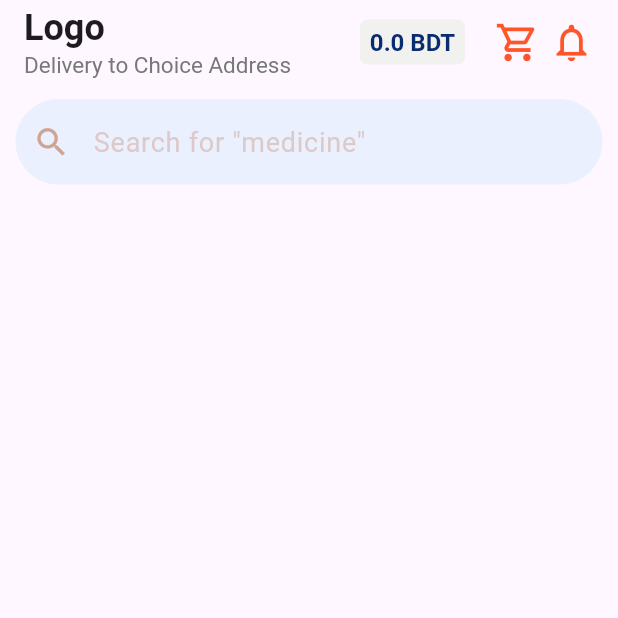
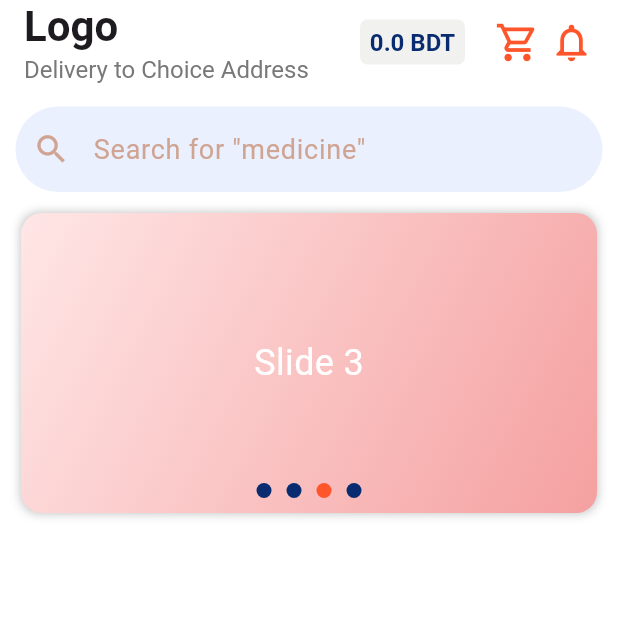
Before and after one commit to mostafizur-crypto/pharmacy_task, a Flutter app: the screen it shows after launch, on a phone screen of 412 x 824 dp, the top half of it. Run offline on Flutter 3.47's test engine with Material 3 defaults, Android fonts, the light colour scheme and no system bars.

Commit message:
slide section update

```diff
--- a/lib/color_section/color.dart
+++ b/lib/color_section/color.dart
@@ -1,6 +1,7 @@
 import 'package:flutter/material.dart';
 
 class AppColors {
+  static const Color appColor = Color(0xFFFFFFFF);
   static const Color iconColor = Color(0xFFFF552B);
   static const Color textColor = Color(0xFF092C71);
   static const Color textColor2 = Color(0xFFD0A493);
--- a/lib/home_page/home.dart
+++ b/lib/home_page/home.dart
@@ -2,16 +2,25 @@ import 'package:flutter/material.dart';
 import 'package:pharmacy_task/color_section/color.dart';
 import 'package:pharmacy_task/model/cartModel.dart';
 import 'package:pharmacy_task/widget/search_section.dart';
+import 'package:pharmacy_task/widget/slide_section.dart';
 import 'package:provider/provider.dart';
 
 class HomePage extends StatelessWidget {
   const HomePage({super.key});
-
+  final String jsonData = '''
+    [
+      {"title": "Slide 1", "color": "#F5A9B8"},
+      {"title": "Slide 2", "color": "#B0E0E6"},
+      {"title": "Slide 3", "color": "#F0E68C"}
+    ]
+  ''';
   @override
   Widget build(BuildContext context) {
     final cartModel = Provider.of<CartModel>(context);
     return Scaffold(
+      backgroundColor: AppColors.appColor,
       appBar: AppBar(
+        backgroundColor: AppColors.appColor,
         title: Row(
           children: [
             const Column(
@@ -19,11 +28,11 @@ class HomePage extends StatelessWidget {
               children: [
                 Text(
                   'Logo',
-                  style: TextStyle(fontWeight: FontWeight.bold, fontSize: 24),
+                  style: TextStyle(fontWeight: FontWeight.bold, fontSize: 28),
                 ),
                 Text(
                   'Delivery to Choice Address',
-                  style: TextStyle(fontSize: 15, color: AppColors.greyColor),
+                  style: TextStyle(fontSize: 16, color: AppColors.greyColor),
                 ),
               ],
             ),
@@ -55,20 +64,23 @@ class HomePage extends StatelessWidget {
           ],
         ),
       ),
-      body: Container(
-          child: Row(
-        mainAxisAlignment: MainAxisAlignment.center,
+      body: Column(
+        mainAxisAlignment: MainAxisAlignment.start,
+        crossAxisAlignment: CrossAxisAlignment.center,
         children: [
+          //MARK:Search widget
           Padding(
-            padding: const EdgeInsets.only(top: 10),
+            padding: const EdgeInsets.only(top: 15),
             child: SearchWidget(
               controller: TextEditingController(),
               hintText: 'Search for "medicine"',
               onChanged: (text) {},
             ),
           ),
+          //MARK: Slide widget
+          const SlideSection(),
         ],
-      )),
+      ),
     );
   }
 }
--- a/lib/main.dart
+++ b/lib/main.dart
@@ -1,7 +1,7 @@
 import 'package:flutter/material.dart';
+import 'package:provider/provider.dart';
 import 'package:pharmacy_task/home_page/home.dart';
 import 'package:pharmacy_task/model/cartModel.dart';
-import 'package:provider/provider.dart';
 
 void main() {
   runApp(
@@ -18,7 +18,6 @@ class MyApp extends StatelessWidget {
   @override
   Widget build(BuildContext context) {
     return const MaterialApp(
-      color:Colors.white,
       debugShowCheckedModeBanner: false,
       home: HomePage(),
     );
--- /dev/null
+++ b/lib/model/slideModel.dart
@@ -0,0 +1,20 @@
+class Slide {
+  final String title;
+  final String color;
+
+  Slide({required this.title, required this.color});
+
+  factory Slide.fromJson(Map<String, dynamic> json) {
+    return Slide(
+      title: json['title'],
+      color: json['color'],
+    );
+  }
+
+  Map<String, dynamic> toJson() {
+    return {
+      'title': title,
+      'color': color,
+    };
+  }
+}
--- a/lib/widget/search_section.dart
+++ b/lib/widget/search_section.dart
@@ -35,8 +35,8 @@ class SearchWidget extends StatelessWidget {
             size: 25,
           ),
           hintText: hintText,
-          hintStyle: TextStyle(
-              fontSize: 18, color: AppColors.textColor2.withOpacity(0.5)),
+          hintStyle: const TextStyle(
+              fontSize: 18, color: AppColors.textColor2),
           iconColor: AppColors.textColor2,
           isDense: true,
         ),
--- /dev/null
+++ b/lib/widget/slide_section.dart
@@ -0,0 +1,126 @@
+import 'package:flutter/material.dart';
+import 'dart:async';
+
+import 'package:pharmacy_task/color_section/color.dart';
+
+class SlideSection extends StatefulWidget {
+  const SlideSection({super.key});
+
+  @override
+  AutoSliderState createState() => AutoSliderState();
+}
+
+class AutoSliderState extends State<SlideSection> {
+  late PageController _pageController;
+  int _currentPage = 0;
+  late Timer _timer;
+
+  final List<String> _slides = [
+    "Slide 1",
+    "Slide 2",
+    "Slide 3",
+    "Slide 4",
+  ];
+
+  @override
+  void initState() {
+    super.initState();
+    _pageController = PageController();
+    _startAutoSlide();
+  }
+
+  @override
+  void dispose() {
+    _timer.cancel();
+    super.dispose();
+  }
+
+  void _startAutoSlide() {
+    _timer = Timer.periodic(const Duration(seconds: 3), (timer) {
+      setState(() {
+        if (_currentPage < _slides.length - 1) {
+          _currentPage++;
+        } else {
+          _currentPage = 0;
+        }
+      });
+
+      _pageController.animateToPage(
+        _currentPage,
+        duration: const Duration(milliseconds: 300),
+        curve: Curves.easeInOut,
+      );
+    });
+  }
+
+  @override
+  Widget build(BuildContext context) {
+    return Column(
+      children: [
+        Stack(
+          children: [
+            Padding(
+              padding: const EdgeInsets.all(14),
+              child: Container(
+                height: 200.0,
+                decoration: BoxDecoration(
+                  borderRadius: BorderRadius.circular(12),
+                  boxShadow: const [
+                    BoxShadow(color: Colors.black26, blurRadius: 5)
+                  ],
+                ),
+                child: PageView.builder(
+                  controller: _pageController,
+                  itemCount: _slides.length,
+                  itemBuilder: (context, index) {
+                    return Container(
+                      decoration: BoxDecoration(
+                        gradient: const LinearGradient(
+                          colors: [Color(0xFFFFE6E6), Color(0xFFF5A0A0)],
+                          begin: Alignment.topLeft,
+                          end: Alignment.bottomRight,
+                        ),
+                        borderRadius: BorderRadius.circular(14),
+                      ),
+                      child: Center(
+                        child: Text(
+                          _slides[index],
+                          style: const TextStyle(
+                              fontSize: 24, color: Colors.white),
+                        ),
+                      ),
+                    );
+                  },
+                ),
+              ),
+            ),
+            Positioned(
+              top: 0,
+              left: 0,
+              right: 0,
+              bottom: -170,
+              child: Row(
+                mainAxisAlignment: MainAxisAlignment.center,
+                children: List.generate(
+                  _slides.length,
+                  (index) => AnimatedContainer(
+                    duration: const Duration(milliseconds: 300),
+                    margin: const EdgeInsets.symmetric(horizontal: 5),
+                    height: 10,
+                    width: 10,
+                    decoration: BoxDecoration(
+                      color: _currentPage == index
+                          ? AppColors.iconColor
+                          : AppColors.textColor,
+                      shape: BoxShape.circle,
+                    ),
+                  ),
+                ),
+              ),
+            ),
+          ],
+        ),
+      ],
+    );
+  }
+}
--- a/pubspec.yaml
+++ b/pubspec.yaml
@@ -1,6 +1,6 @@
 name: pharmacy_task
 description: "A new Flutter project."
-publish_to: 'none'
+publish_to: "none"
 
 version: 1.0.0+1
 
```
